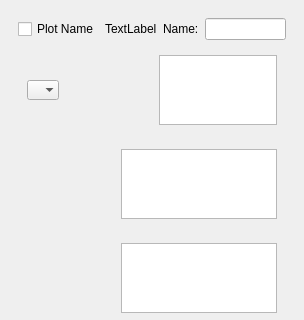
Qt form src/plotseditor.ui (KDE/khipu) before a commit; both pictures show x 0 to 304 and y 0 to 320 of the 304 by 800 pixel window.
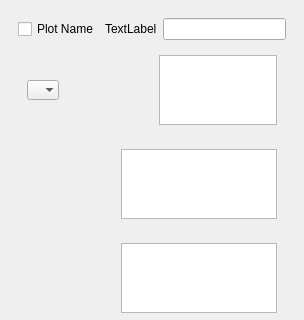
The same form after that commit. The open tabs and pages were chosen to show the change. Icons and pictures are not drawn. Custom widgets are drawn as their Qt base class.

Commit message: We dont need the label for the name,now.

What changed in the file:
```diff
--- a/src/plotseditor.ui
+++ b/src/plotseditor.ui
@@ -168,13 +168,6 @@
             </property>
            </widget>
           </item>
-          <item>
-           <widget class="QLabel" name="label_3">
-            <property name="text">
-             <string>Name:</string>
-            </property>
-           </widget>
-          </item>
           <item>
            <widget class="QLineEdit" name="plotName"/>
           </item>
```
Lines whose indentation alone changed are shown as unchanged. The commit also changes 1 other file.
